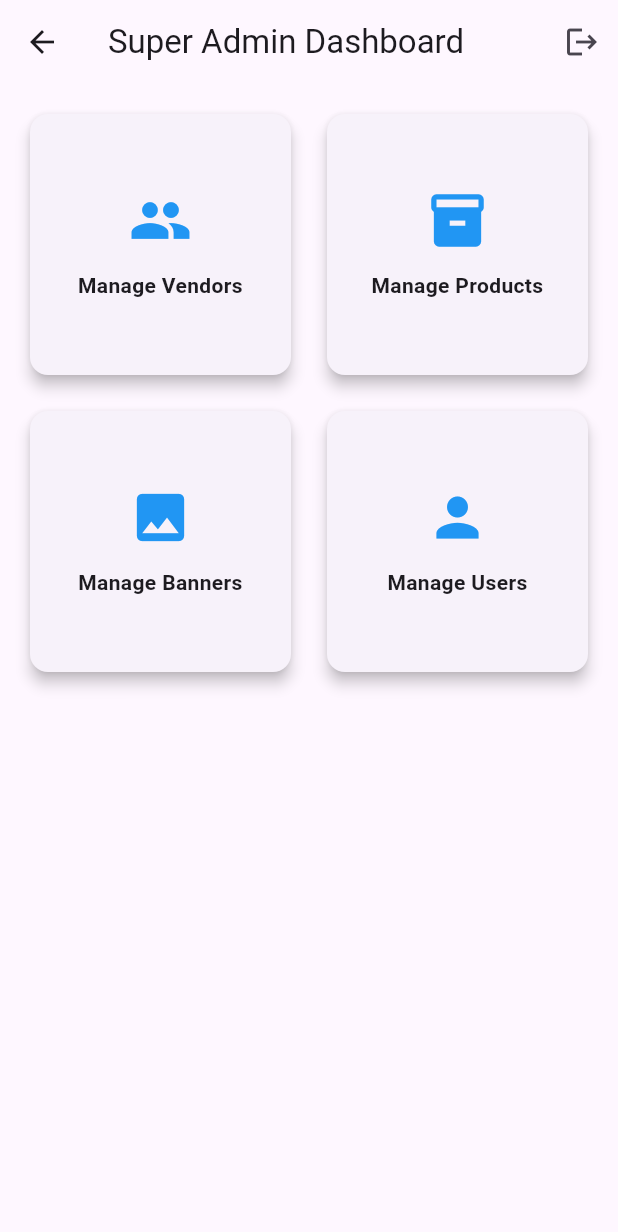
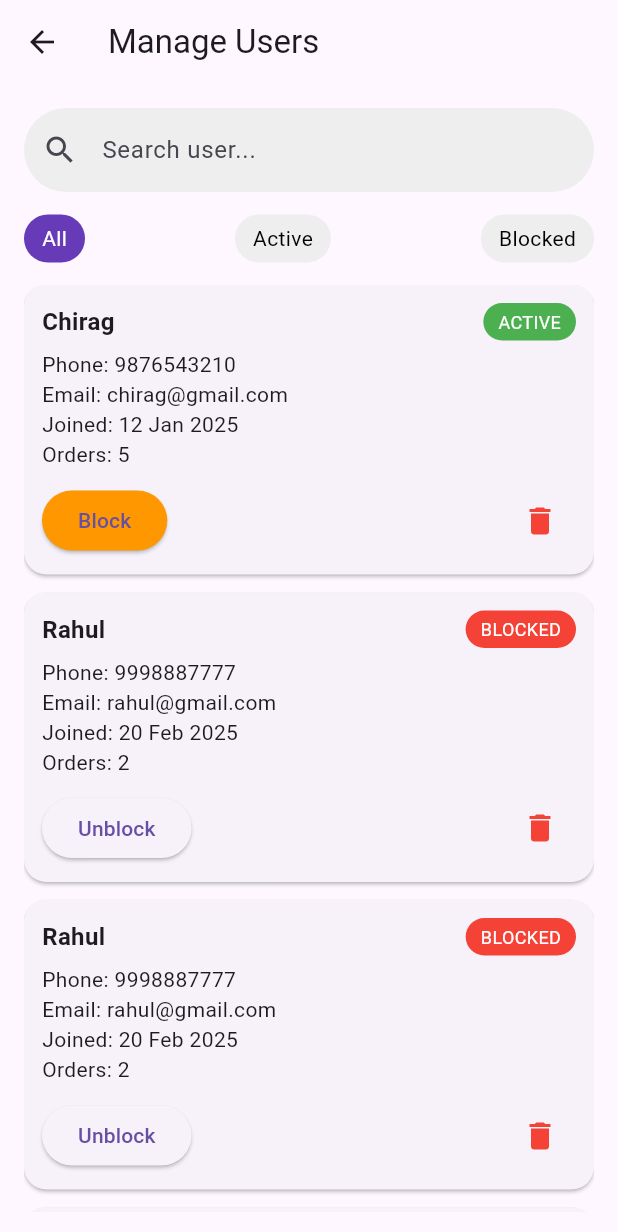
Before and after one commit to devipeaasad/vyoma_super_admin, a Flutter app: the AdminHomePage screen opened by its route, after a tap on "Manage Users", on a phone screen of 412 x 824 dp. Shown: the top 1232 px of the screen. Run offline on Flutter 3.47's test engine with Material 3 defaults, Android fonts, the phone set to English and light mode, and no system bars; our stand-ins replace image_picker.

Commit message:
now updated

```diff
--- a/lib/pages/admin_home_page.dart
+++ b/lib/pages/admin_home_page.dart
@@ -2,6 +2,7 @@ import 'package:flutter/material.dart';
 import 'manage_banners_page.dart';
 import 'manage_vendors_page.dart';
 import 'manage_products_page.dart';
+import 'manage_users_page.dart';
 
 class AdminHomePage extends StatelessWidget {
   const AdminHomePage({super.key});
@@ -77,7 +78,12 @@ class AdminHomePage extends StatelessWidget {
               icon: Icons.person,
               label: "Manage Users",
               onTap: () {
-                // Navigate to user page later
+                 Navigator.push(
+  context,
+  MaterialPageRoute(
+    builder: (context) => const ManageUsersPage(),
+  ),
+);// Navigate to user page later
               },
             ),
           ],
--- a/lib/pages/manage_products_page.dart
+++ b/lib/pages/manage_products_page.dart
@@ -34,6 +34,30 @@ class _ManageProductsPageState extends State<ManageProductsPage> {
       category: "Vegetables",
       status: "pending",
       imagePath: "assets/banners/banner1.jpg",
+    ),
+    ProductModel(
+      name: "Chicken",
+      vendorName: "Meat Hub",
+      price: "₹250/kg",
+      category: "Meat",
+      status: "approved",
+      imagePath: "assets/banners/banner2.jpg",
+    ),
+    ProductModel(
+      name: "Chicken",
+      vendorName: "Meat Hub",
+      price: "₹250/kg",
+      category: "Meat",
+      status: "approved",
+      imagePath: "assets/banners/banner2.jpg",
+    ),
+    ProductModel(
+      name: "Chicken",
+      vendorName: "Meat Hub",
+      price: "₹250/kg",
+      category: "Meat",
+      status: "approved",
+      imagePath: "assets/banners/banner2.jpg",
     ),
     ProductModel(
       name: "Chicken",
--- /dev/null
+++ b/lib/pages/manage_users_page.dart
@@ -0,0 +1,298 @@
+import 'package:flutter/material.dart';
+
+class UserModel {
+  String name;
+  String phone;
+  String email;
+  String status;
+  String joinedDate;
+  int totalOrders;
+
+  UserModel({
+    required this.name,
+    required this.phone,
+    required this.email,
+    required this.status,
+    required this.joinedDate,
+    required this.totalOrders,
+  });
+}
+
+class ManageUsersPage extends StatefulWidget {
+  const ManageUsersPage({super.key});
+
+  @override
+  State<ManageUsersPage> createState() => _ManageUsersPageState();
+}
+
+class _ManageUsersPageState extends State<ManageUsersPage> {
+  List<UserModel> users = [
+    UserModel(
+      name: "Chirag",
+      phone: "9876543210",
+      email: "chirag@gmail.com",
+      status: "active",
+      joinedDate: "12 Jan 2025",
+      totalOrders: 5,
+    ),
+    UserModel(
+      name: "Rahul",
+      phone: "9998887777",
+      email: "rahul@gmail.com",
+      status: "blocked",
+      joinedDate: "20 Feb 2025",
+      totalOrders: 2,
+    ),
+    UserModel(
+      name: "Rahul",
+      phone: "9998887777",
+      email: "rahul@gmail.com",
+      status: "blocked",
+      joinedDate: "20 Feb 2025",
+      totalOrders: 2,
+    ),
+    UserModel(
+      name: "parsad",
+      phone: "9998887777",
+      email: "rahul@gmail.com",
+      status: "blocked",
+      joinedDate: "20 Feb 2025",
+      totalOrders: 2,
+    ),
+    UserModel(
+      name: "devi",
+      phone: "9998887777",
+      email: "rahul@gmail.com",
+      status: "blocked",
+      joinedDate: "20 Feb 2025",
+      totalOrders: 2,
+    ),
+  ];
+
+  String selectedFilter = "all";
+  String searchText = "";
+
+  List<UserModel> get filteredUsers {
+    return users.where((user) {
+      final matchesFilter =
+          selectedFilter == "all" || user.status == selectedFilter;
+
+      final matchesSearch = user.name
+              .toLowerCase()
+              .contains(searchText.toLowerCase()) ||
+          user.phone.contains(searchText);
+
+      return matchesFilter && matchesSearch;
+    }).toList();
+  }
+
+  void updateStatus(int index, String newStatus) {
+    setState(() {
+      users[index].status = newStatus;
+    });
+  }
+
+  void deleteUser(int index) {
+    setState(() {
+      users.removeAt(index);
+    });
+  }
+
+  Color statusColor(String status) {
+    return status == "active" ? Colors.green : Colors.red;
+  }
+
+  @override
+  Widget build(BuildContext context) {
+    return Scaffold(
+      appBar: AppBar(
+        title: const Text("Manage Users"),
+      ),
+      body: Padding(
+        padding: const EdgeInsets.all(16),
+        child: Column(
+          children: [
+
+            /// SEARCH
+            TextField(
+              decoration: InputDecoration(
+                hintText: "Search user...",
+                prefixIcon: const Icon(Icons.search),
+                filled: true,
+                fillColor: Colors.grey[200],
+                border: OutlineInputBorder(
+                  borderRadius: BorderRadius.circular(30),
+                  borderSide: BorderSide.none,
+                ),
+              ),
+              onChanged: (value) {
+                setState(() {
+                  searchText = value;
+                });
+              },
+            ),
+
+            const SizedBox(height: 15),
+
+            /// FILTERS
+            Row(
+              mainAxisAlignment: MainAxisAlignment.spaceBetween,
+              children: [
+                filterButton("All", "all"),
+                filterButton("Active", "active"),
+                filterButton("Blocked", "blocked"),
+              ],
+            ),
+
+            const SizedBox(height: 15),
+
+            /// USER LIST
+            Expanded(
+              child: filteredUsers.isEmpty
+                  ? const Center(child: Text("No Users Found"))
+                  : ListView.builder(
+                      itemCount: filteredUsers.length,
+                      itemBuilder: (context, index) {
+                        final user = filteredUsers[index];
+
+                        return Card(
+                          margin:
+                              const EdgeInsets.only(bottom: 12),
+                          shape: RoundedRectangleBorder(
+                            borderRadius:
+                                BorderRadius.circular(15),
+                          ),
+                          child: Padding(
+                            padding:
+                                const EdgeInsets.all(12),
+                            child: Column(
+                              crossAxisAlignment:
+                                  CrossAxisAlignment.start,
+                              children: [
+
+                                Row(
+                                  mainAxisAlignment:
+                                      MainAxisAlignment
+                                          .spaceBetween,
+                                  children: [
+                                    Text(
+                                      user.name,
+                                      style: const TextStyle(
+                                          fontWeight:
+                                              FontWeight.bold,
+                                          fontSize: 16),
+                                    ),
+                                    Container(
+                                      padding:
+                                          const EdgeInsets.symmetric(
+                                              horizontal: 10,
+                                              vertical: 4),
+                                      decoration: BoxDecoration(
+                                        color: statusColor(
+                                            user.status),
+                                        borderRadius:
+                                            BorderRadius.circular(
+                                                20),
+                                      ),
+                                      child: Text(
+                                        user.status
+                                            .toUpperCase(),
+                                        style: const TextStyle(
+                                            color:
+                                                Colors.white,
+                                            fontSize: 12),
+                                      ),
+                                    ),
+                                  ],
+                                ),
+
+                                const SizedBox(height: 6),
+                                Text("Phone: ${user.phone}"),
+                                Text("Email: ${user.email}"),
+                                Text(
+                                    "Joined: ${user.joinedDate}"),
+                                Text(
+                                    "Orders: ${user.totalOrders}"),
+
+                                const SizedBox(height: 10),
+
+                                Row(
+                                  children: [
+                                    if (user.status ==
+                                        "active")
+                                      ElevatedButton(
+                                        style:
+                                            ElevatedButton
+                                                .styleFrom(
+                                          backgroundColor:
+                                              Colors.orange,
+                                        ),
+                                        onPressed: () =>
+                                            updateStatus(
+                                                index,
+                                                "blocked"),
+                                        child:
+                                            const Text("Block"),
+                                      ),
+                                    if (user.status ==
+                                        "blocked")
+                                      ElevatedButton(
+                                        onPressed: () =>
+                                            updateStatus(
+                                                index,
+                                                "active"),
+                                        child:
+                                            const Text(
+                                                "Unblock"),
+                                      ),
+                                    const Spacer(),
+                                    IconButton(
+                                      icon: const Icon(
+                                          Icons.delete,
+                                          color: Colors.red),
+                                      onPressed: () =>
+                                          deleteUser(index),
+                                    )
+                                  ],
+                                )
+                              ],
+                            ),
+                          ),
+                        );
+                      },
+                    ),
+            ),
+          ],
+        ),
+      ),
+    );
+  }
+
+  Widget filterButton(String text, String value) {
+    final isSelected = selectedFilter == value;
+
+    return GestureDetector(
+      onTap: () {
+        setState(() {
+          selectedFilter = value;
+        });
+      },
+      child: Container(
+        padding: const EdgeInsets.symmetric(
+            horizontal: 12, vertical: 6),
+        decoration: BoxDecoration(
+          color:
+              isSelected ? Colors.deepPurple : Colors.grey[200],
+          borderRadius: BorderRadius.circular(20),
+        ),
+        child: Text(
+          text,
+          style: TextStyle(
+            color:
+                isSelected ? Colors.white : Colors.black,
+          ),
+        ),
+      ),
+    );
+  }
+}
```
Also changed, not shown: 3 other files.
